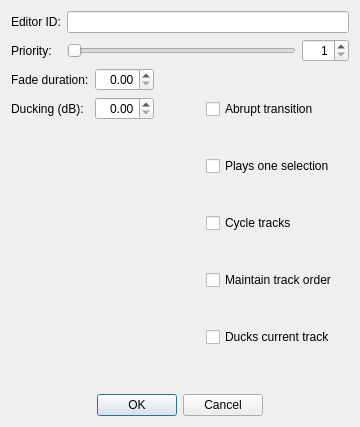
DavidJCobb/DovahKit, file native/src/DovahKit/ui/form_windows/music_type.ui: the form before one commit.
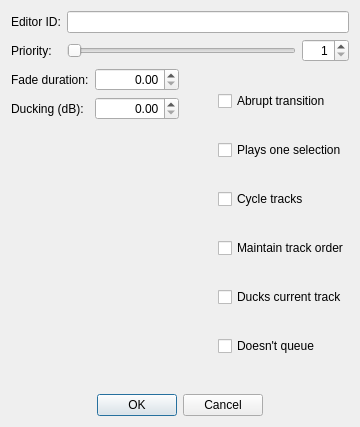
The form after the commit. Custom widgets are drawn as their Qt base class.

The edit to the form file:
```diff
--- a/native/src/DovahKit/ui/form_windows/music_type.ui
+++ b/native/src/DovahKit/ui/form_windows/music_type.ui
@@ -120,6 +120,9 @@
        <property name="alignment">
         <set>Qt::AlignRight|Qt::AlignTrailing|Qt::AlignVCenter</set>
        </property>
+       <property name="maximum">
+        <double>100000.000000000000000</double>
+       </property>
       </widget>
      </item>
      <item row="1" column="1">
@@ -127,6 +130,9 @@
        <property name="alignment">
         <set>Qt::AlignRight|Qt::AlignTrailing|Qt::AlignVCenter</set>
        </property>
+       <property name="maximum">
+        <double>100.000000000000000</double>
+       </property>
       </widget>
      </item>
     </layout>
@@ -240,6 +246,13 @@
        </property>
       </widget>
      </item>
+     <item>
+      <widget class="QCheckBox" name="flagDoesntQueue">
+       <property name="text">
+        <string>Doesn't queue</string>
+       </property>
+      </widget>
+     </item>
     </layout>
    </item>
   </layout>
```
Left out of the diff: 27 changed lines with no effect on the pictures.
